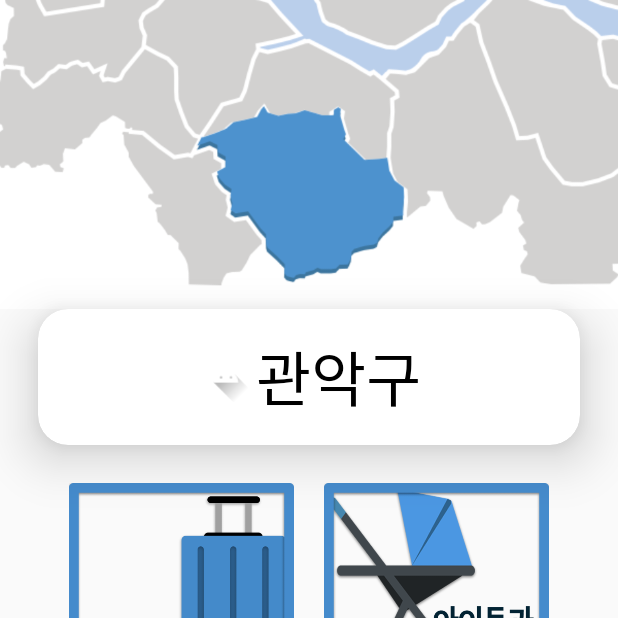
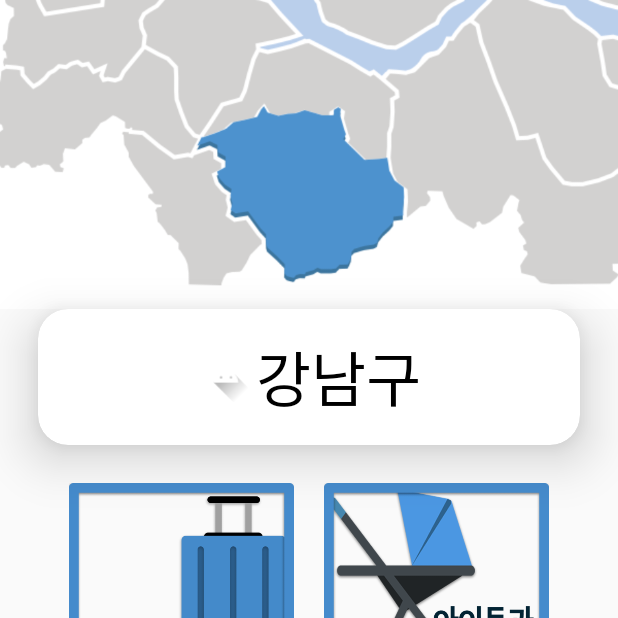
Before and after one commit to yymin1022/SeoulHealing, an Android app: the MainActivity screen opened directly, with no data from a screen before it, on a phone screen of 412 x 824 dp, the top half of it. Run offline under Robolectric (Android 15) with nearby library versions, the light colour scheme and no system bars.

Commit message:
Update Text in MainActivity with WelcomeActivity Selection

```diff
--- a/app/src/main/java/com/defcon/seoulhealing/MainActivity.java
+++ b/app/src/main/java/com/defcon/seoulhealing/MainActivity.java
@@ -9,9 +9,12 @@ import android.view.View;
 import android.widget.Button;
 import android.widget.ImageButton;
 import android.widget.ImageView;
+import android.widget.TextView;
 import android.widget.Toast;
 
 public class MainActivity extends AppCompatActivity {
+    SharedPreferences prefs;
+
     @Override
     protected void onCreate(Bundle savedInstanceState) {
         super.onCreate(savedInstanceState);
@@ -19,10 +22,26 @@ public class MainActivity extends AppCompatActivity {
 
         startActivity(new Intent(getBaseContext(), SplashActivity.class));
 
-        SharedPreferences prefs = getSharedPreferences("prefs", MODE_PRIVATE);
 //        if(prefs.getBoolean("isFirst", true)){
             startActivity(new Intent(this, WelcomeActivity.class));
 //        }
+    }
+
+    @Override
+    protected void onResume() {
+        super.onResume();
+        prefs = getSharedPreferences("prefs", MODE_PRIVATE);
+
+        ImageView mapImage = findViewById(R.id.main_image_location_map);
+        mapImage.setImageResource(R.drawable.img_map_gwanak);
+
+        TextView locationText = findViewById(R.id.main_text_location);
+        locationText.setText(prefs.getString("location", "관악구"));
+
+        ImageButton btnTheme1 = findViewById(R.id.main_btn_travel);
+        ImageButton btnTheme2 = findViewById(R.id.main_btn_child);
+        ImageButton btnTheme3 = findViewById(R.id.main_btn_relax);
+        ImageButton btnTheme4 = findViewById(R.id.main_btn_activity);
 
         Button.OnClickListener onClickListener = new View.OnClickListener() {
             @Override
@@ -53,13 +72,6 @@ public class MainActivity extends AppCompatActivity {
             }
         };
 
-        ImageView mapImage = findViewById(R.id.main_image_location_map);
-        mapImage.setImageResource(R.drawable.img_map_gwanak);
-
-        ImageButton btnTheme1 = findViewById(R.id.main_btn_travel);
-        ImageButton btnTheme2 = findViewById(R.id.main_btn_child);
-        ImageButton btnTheme3 = findViewById(R.id.main_btn_relax);
-        ImageButton btnTheme4 = findViewById(R.id.main_btn_activity);
         btnTheme1.setOnClickListener(onClickListener);
         btnTheme2.setOnClickListener(onClickListener);
         btnTheme3.setOnClickListener(onClickListener);
```
